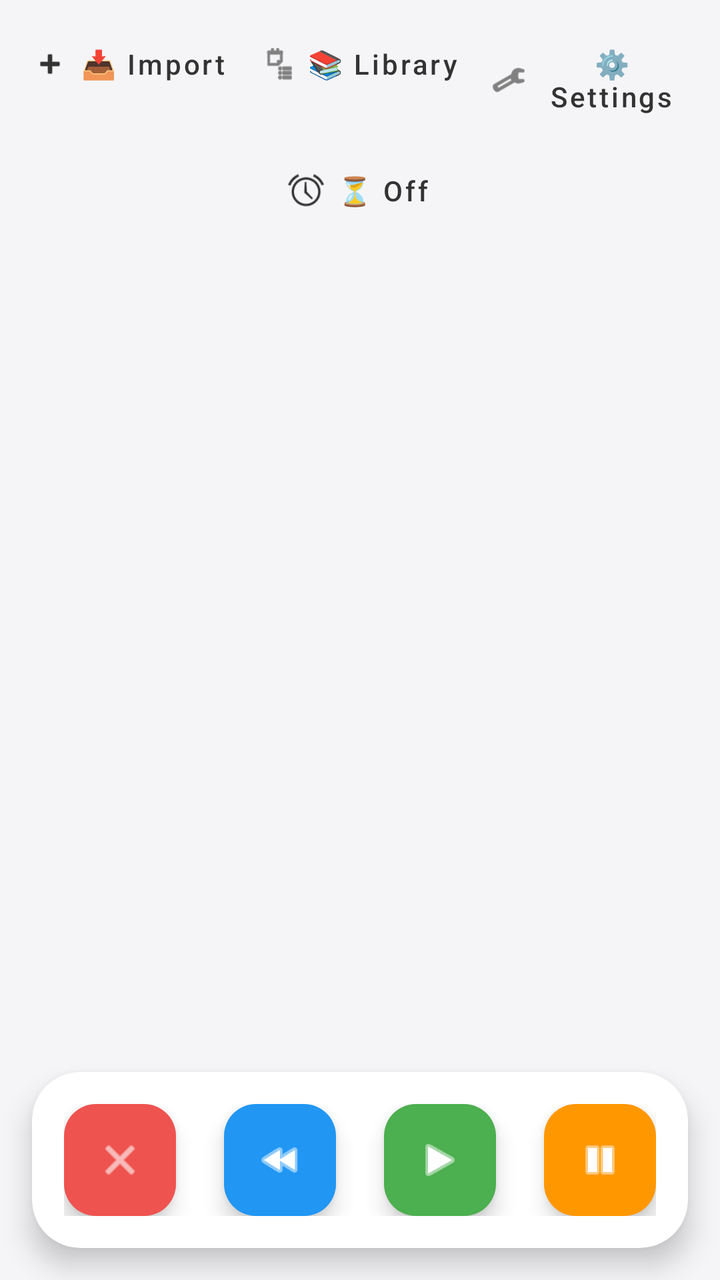
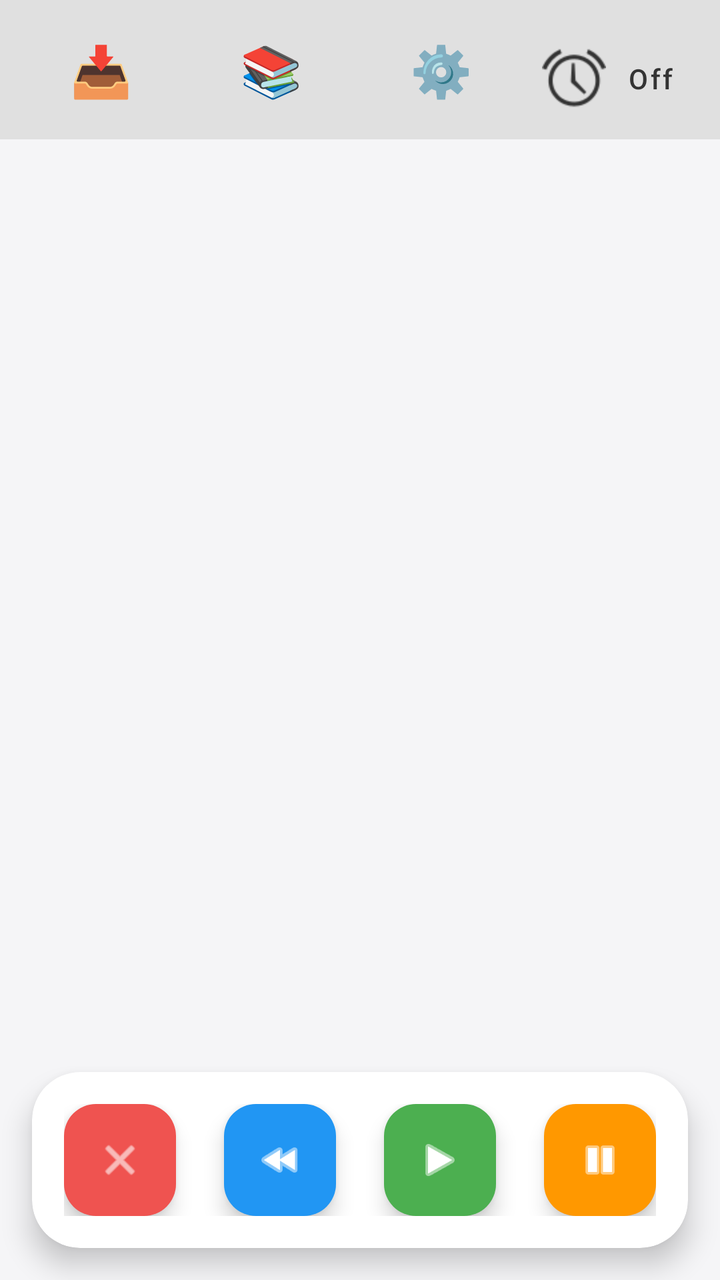

Compare the two renders of this Android layout. The source of the first and the diff that turns it into the second are given below.
<!-- AndroidManifest.xml: application theme Theme.LODIBOOKREADER -->
<!-- res/layout/activity_main.xml -->
<?xml version="1.0" encoding="utf-8"?>
<androidx.constraintlayout.widget.ConstraintLayout xmlns:android="http://schemas.android.com/apk/res/android"
    xmlns:app="http://schemas.android.com/apk/res-auto"
    android:id="@+id/rootLayout"
    android:layout_width="match_parent"
    android:layout_height="match_parent"
    android:background="#F5F5F7">

    
    <LinearLayout
        android:id="@+id/topBar"
        android:layout_width="match_parent"
        android:layout_height="wrap_content"
        android:orientation="horizontal"
        android:padding="8dp"
        app:layout_constraintTop_toTopOf="parent">

        <com.google.android.material.button.MaterialButton
            android:id="@+id/loadBookBtn"
            style="@style/Widget.MaterialComponents.Button.TextButton"
            android:layout_width="0dp"
            android:layout_height="wrap_content"
            android:layout_weight="1"
            android:text="📥 Import"
            android:textAllCaps="false"
            android:textColor="#333333"
            app:icon="@android:drawable/ic_input_add"
            app:iconTint="#333333" />

        <com.google.android.material.button.MaterialButton
            android:id="@+id/openShelfBtn"
            style="@style/Widget.MaterialComponents.Button.TextButton"
            android:layout_width="0dp"
            android:layout_height="wrap_content"
            android:layout_weight="1"
            android:text="📚 Library"
            android:textAllCaps="false"
            android:textColor="#333333"
            app:icon="@android:drawable/ic_menu_agenda"
            app:iconTint="#333333" />

        <com.google.android.material.button.MaterialButton
            android:id="@+id/openSettingsBtn"
            style="@style/Widget.MaterialComponents.Button.TextButton"
            android:layout_width="0dp"
            android:layout_height="wrap_content"
            android:layout_weight="1"
            android:text="⚙️ Settings"
            android:textAllCaps="false"
            android:textColor="#333333"
            app:icon="@android:drawable/ic_menu_preferences"
            app:iconTint="#333333" />
    </LinearLayout>

    
    <com.google.android.material.button.MaterialButton
        android:id="@+id/timerToggleButton"
        style="@style/Widget.MaterialComponents.Button.TextButton"
        android:layout_width="wrap_content"
        android:layout_height="wrap_content"
        android:text="⏳ Off"
        android:textAllCaps="false"
        android:textColor="#333333"
        app:icon="@android:drawable/ic_lock_idle_alarm"
        app:iconTint="#333333"
        app:layout_constraintEnd_toEndOf="parent"
        app:layout_constraintStart_toStartOf="parent"
        app:layout_constraintTop_toBottomOf="@id/topBar" />

    
    <androidx.recyclerview.widget.RecyclerView
        android:id="@+id/recyclerView"
        android:layout_width="match_parent"
        android:layout_height="0dp"
        android:clipToPadding="false"
        android:paddingBottom="100dp"
        app:layout_constraintBottom_toTopOf="@id/bottomControls"
        app:layout_constraintTop_toBottomOf="@id/timerToggleButton" />

    
    <androidx.cardview.widget.CardView
        android:id="@+id/bottomControls"
        android:layout_width="match_parent"
        android:layout_height="wrap_content"
        android:layout_margin="16dp"
        app:cardCornerRadius="24dp"
        app:cardElevation="8dp"
        app:layout_constraintBottom_toBottomOf="parent">

        <LinearLayout
            android:layout_width="match_parent"
            android:layout_height="wrap_content"
            android:gravity="center"
            android:orientation="horizontal"
            android:padding="16dp">

            <com.google.android.material.floatingactionbutton.FloatingActionButton
                android:id="@+id/closeFab"
                android:layout_width="wrap_content"
                android:layout_height="wrap_content"
                android:layout_marginEnd="24dp"
                android:contentDescription="Close"
                app:backgroundTint="#EF5350"
                app:fabSize="mini"
                app:srcCompat="@android:drawable/ic_menu_close_clear_cancel"
                app:tint="@android:color/white" />

            <com.google.android.material.floatingactionbutton.FloatingActionButton
                android:id="@+id/rewindFab"
                android:layout_width="wrap_content"
                android:layout_height="wrap_content"
                android:layout_marginEnd="24dp"
                android:contentDescription="Rewind"
                app:backgroundTint="#2196F3"
                app:srcCompat="@android:drawable/ic_media_rew"
                app:tint="@android:color/white" />

            <com.google.android.material.floatingactionbutton.FloatingActionButton
                android:id="@+id/playFab"
                android:layout_width="wrap_content"
                android:layout_height="wrap_content"
                android:layout_marginEnd="24dp"
                android:contentDescription="Play"
                app:backgroundTint="#4CAF50"
                app:fabSize="normal"
                app:srcCompat="@android:drawable/ic_media_play"
                app:tint="@android:color/white" />

            <com.google.android.material.floatingactionbutton.FloatingActionButton
                android:id="@+id/pauseFab"
                android:layout_width="wrap_content"
                android:layout_height="wrap_content"
                android:contentDescription="Pause"
                app:backgroundTint="#FF9800"
                app:fabSize="normal"
                app:srcCompat="@android:drawable/ic_media_pause"
                app:tint="@android:color/white" />

        </LinearLayout>
    </androidx.cardview.widget.CardView>

</androidx.constraintlayout.widget.ConstraintLayout>
<!-- resources referenced by this layout -->
<resources>
  <style name="Theme.LODIBOOKREADER" parent="Base.Theme.LODIBOOKREADER" />
  <style name="Base.Theme.LODIBOOKREADER" parent="Theme.Material3.DayNight.NoActionBar">
          
          
      </style>
</resources>

<!-- the commit's change to res/layout/activity_main.xml (unified diff, before → after) -->
@@ -4,8 +4,9 @@
     android:id="@+id/rootLayout"
     android:layout_width="match_parent"
     android:layout_height="match_parent"
-    android:background="#F5F5F7">
+    android:background="@color/appBackground">
 
+    
     
     <LinearLayout
         android:id="@+id/topBar"
@@ -13,59 +14,62 @@
         android:layout_height="wrap_content"
         android:orientation="horizontal"
         android:padding="8dp"
+        android:background="@color/topControlsBackground"
         app:layout_constraintTop_toTopOf="parent">
 
+        
         <com.google.android.material.button.MaterialButton
             android:id="@+id/loadBookBtn"
             style="@style/Widget.MaterialComponents.Button.TextButton"
             android:layout_width="0dp"
             android:layout_height="wrap_content"
             android:layout_weight="1"
-            android:text="📥 Import"
+            android:text="📥"
             android:textAllCaps="false"
-            android:textColor="#333333"
-            app:icon="@android:drawable/ic_input_add"
-            app:iconTint="#333333" />
+            android:textColor="@color/primaryText"
+            android:textSize="25sp"
+            app:iconTint="@color/primaryText" />
 
+        
         <com.google.android.material.button.MaterialButton
             android:id="@+id/openShelfBtn"
             style="@style/Widget.MaterialComponents.Button.TextButton"
             android:layout_width="0dp"
             android:layout_height="wrap_content"
             android:layout_weight="1"
-            android:text="📚 Library"
+            android:text="📚"
             android:textAllCaps="false"
-            android:textColor="#333333"
-            app:icon="@android:drawable/ic_menu_agenda"
-            app:iconTint="#333333" />
+            android:textColor="@color/primaryText"
+            android:textSize="25sp"
+            app:iconTint="@color/primaryText" />
 
+        
         <com.google.android.material.button.MaterialButton
             android:id="@+id/openSettingsBtn"
             style="@style/Widget.MaterialComponents.Button.TextButton"
             android:layout_width="0dp"
             android:layout_height="wrap_content"
             android:layout_weight="1"
-            android:text="⚙️ Settings"
+            android:text="⚙️"
             android:textAllCaps="false"
-            android:textColor="#333333"
-            app:icon="@android:drawable/ic_menu_preferences"
-            app:iconTint="#333333" />
+            android:textColor="@color/primaryText"
+            android:textSize="25sp"
+            app:iconTint="@color/primaryText" />
+
+        
+        <com.google.android.material.button.MaterialButton
+            android:id="@+id/timerToggleButton"
+            style="@style/Widget.MaterialComponents.Button.TextButton"
+            android:layout_width="4dp"
+            android:layout_height="wrap_content"
+            android:layout_weight="1"
+            android:text="Off"
+            android:textAllCaps="false"
+            android:textColor="@color/primaryText"
+            app:icon="@android:drawable/ic_lock_idle_alarm"
+            app:iconSize="32dp"
+            app:iconTint="@color/primaryText" />
     </LinearLayout>
-
-    
-    <com.google.android.material.button.MaterialButton
-        android:id="@+id/timerToggleButton"
-        style="@style/Widget.MaterialComponents.Button.TextButton"
-        android:layout_width="wrap_content"
-        android:layout_height="wrap_content"
-        android:text="⏳ Off"
-        android:textAllCaps="false"
-        android:textColor="#333333"
-        app:icon="@android:drawable/ic_lock_idle_alarm"
-        app:iconTint="#333333"
-        app:layout_constraintEnd_toEndOf="parent"
-        app:layout_constraintStart_toStartOf="parent"
-        app:layout_constraintTop_toBottomOf="@id/topBar" />
 
     
     <androidx.recyclerview.widget.RecyclerView
@@ -74,8 +78,8 @@
         android:layout_height="0dp"
         android:clipToPadding="false"
         android:paddingBottom="100dp"
-        app:layout_constraintBottom_toTopOf="@id/bottomControls"
-        app:layout_constraintTop_toBottomOf="@id/timerToggleButton" />
+        app:layout_constraintTop_toBottomOf="@id/topBar"
+        app:layout_constraintBottom_toTopOf="@id/bottomControls" />
 
     
     <androidx.cardview.widget.CardView
@@ -94,13 +98,14 @@
             android:orientation="horizontal"
             android:padding="16dp">
 
+            
             <com.google.android.material.floatingactionbutton.FloatingActionButton
                 android:id="@+id/closeFab"
                 android:layout_width="wrap_content"
                 android:layout_height="wrap_content"
                 android:layout_marginEnd="24dp"
                 android:contentDescription="Close"
-                app:backgroundTint="#EF5350"
+                app:backgroundTint="@color/closeButtonColor"
                 app:fabSize="mini"
                 app:srcCompat="@android:drawable/ic_menu_close_clear_cancel"
                 app:tint="@android:color/white" />
@@ -111,7 +116,7 @@
                 android:layout_height="wrap_content"
                 android:layout_marginEnd="24dp"
                 android:contentDescription="Rewind"
-                app:backgroundTint="#2196F3"
+                app:backgroundTint="@color/rewindButtonColor"
                 app:srcCompat="@android:drawable/ic_media_rew"
                 app:tint="@android:color/white" />
 
@@ -121,7 +126,7 @@
                 android:layout_height="wrap_content"
                 android:layout_marginEnd="24dp"
                 android:contentDescription="Play"
-                app:backgroundTint="#4CAF50"
+                app:backgroundTint="@color/playButtonColor"
                 app:fabSize="normal"
                 app:srcCompat="@android:drawable/ic_media_play"
                 app:tint="@android:color/white" />
@@ -131,7 +136,7 @@
                 android:layout_width="wrap_content"
                 android:layout_height="wrap_content"
                 android:contentDescription="Pause"
-                app:backgroundTint="#FF9800"
+                app:backgroundTint="@color/pauseButtonColor"
                 app:fabSize="normal"
                 app:srcCompat="@android:drawable/ic_media_pause"
                 app:tint="@android:color/white" />
<!-- resource entries referenced after the edit -->
@@ -1,5 +1,12 @@
 <!-- resources referenced by this layout -->
 <resources>
+  <color name="appBackground">#F5F5F7</color>
+  <color name="closeButtonColor">#EF5350</color>
+  <color name="pauseButtonColor">#FF9800</color>
+  <color name="playButtonColor">#4CAF50</color>
+  <color name="primaryText">#333333</color>
+  <color name="rewindButtonColor">#2196F3</color>
+  <color name="topControlsBackground">#E0E0E0</color>
   <style name="Theme.LODIBOOKREADER" parent="Base.Theme.LODIBOOKREADER" />
   <style name="Base.Theme.LODIBOOKREADER" parent="Theme.Material3.DayNight.NoActionBar">
           
